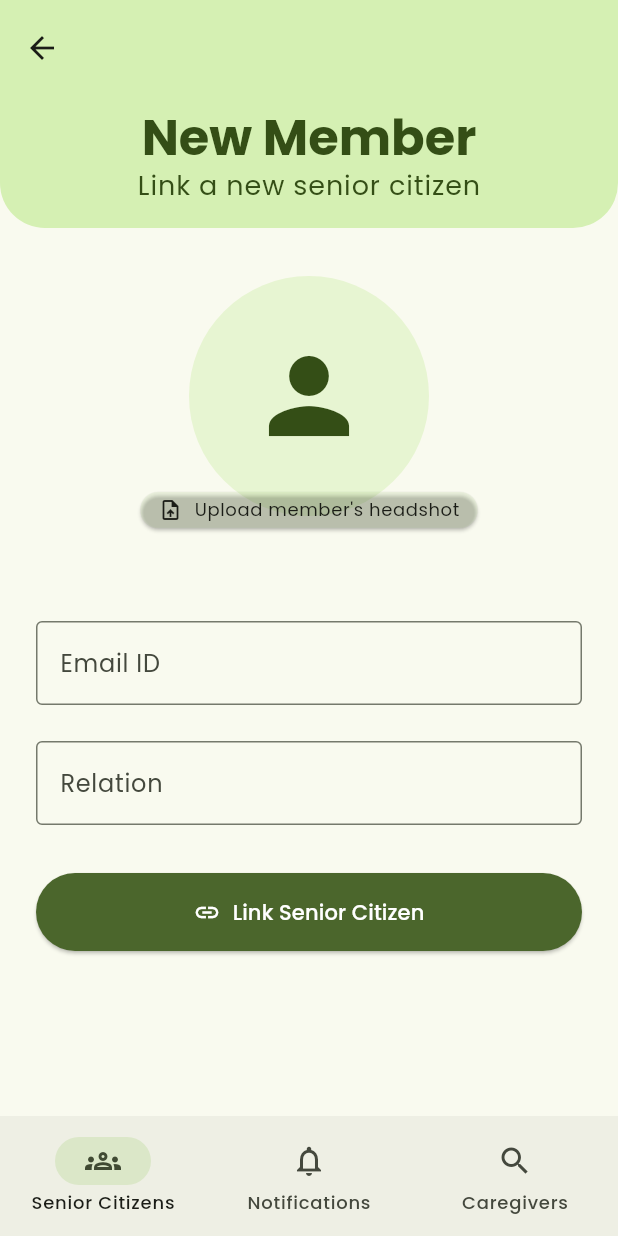
After one commit to madhavanrmiitm/second-innings-app, a Flutter app: the LinkNewSeniorCitizenPage screen opened directly, on a phone screen of 412 x 824 dp. The commit adds this screen. Run offline on Flutter 3.47's test engine with Material 3 defaults, Android fonts, the phone set to English and light mode, and no system bars; drawn by our look-alikes of dynamic_color; our stand-ins replace google_fonts.

Commit message:
Added some new pages

```diff
--- /dev/null
+++ b/second_innings/lib/dashboard/family/views/link_new_senior_citizen_view.dart
@@ -0,0 +1,370 @@
+// import 'package:flutter/material.dart';
+// import 'package:second_innings/dashboard/family/family_home.dart';
+// import 'package:second_innings/dashboard/family/views/caregivers_view.dart';
+// import 'package:second_innings/dashboard/family/views/notifications_view.dart';
+// import 'package:second_innings/dashboard/family/views/senior_citizens_view.dart';
+
+// class LinkNewSeniorCitizenPage extends StatefulWidget {
+//   const LinkNewSeniorCitizenPage({super.key});
+
+//   @override
+//   State<LinkNewSeniorCitizenPage> createState() => _LinkNewSeniorCitizenPageState();
+// }
+
+// class _LinkNewSeniorCitizenPageState extends State<LinkNewSeniorCitizenPage> {
+//   final _formKey = GlobalKey<FormState>();
+//   final TextEditingController _emailController = TextEditingController();
+//   final TextEditingController _relationController = TextEditingController();
+
+//   int _selectedIndex = 0;
+
+//   void _onItemTapped(int index) {
+//     Navigator.pushReplacement(
+//       context,
+//       MaterialPageRoute(builder: (context) => const FamilyHomePage()),
+//     );
+//   }
+
+//   @override
+//   Widget build(BuildContext context) {
+//     final colorScheme = Theme.of(context).colorScheme;
+//     final textTheme = Theme.of(context).textTheme;
+
+//     return Scaffold(
+//       body: CustomScrollView(
+//         slivers: [
+//           SliverAppBar.large(
+//             pinned: true,
+//             floating: true,
+//             backgroundColor: colorScheme.primaryContainer.withAlpha(204),
+//             shape: const RoundedRectangleBorder(
+//               borderRadius: BorderRadius.vertical(bottom: Radius.circular(30)),
+//             ),
+//             leading: IconButton(
+//               icon: const Icon(Icons.arrow_back),
+//               onPressed: () => Navigator.pop(context),
+//             ),
+//             flexibleSpace: FlexibleSpaceBar(
+//               centerTitle: true,
+//               titlePadding: const EdgeInsets.only(bottom: 16),
+//               title: Column(
+//                 mainAxisSize: MainAxisSize.min,
+//                 children: [
+//                   Text(
+//                     'New Member',
+//                     style: textTheme.titleLarge?.copyWith(
+//                       color: colorScheme.onPrimaryContainer,
+//                       fontWeight: FontWeight.bold,
+//                     ),
+//                   ),
+//                   Text(
+//                     'Link a new senior citizen',
+//                     style: textTheme.bodySmall?.copyWith(
+//                       color: colorScheme.onPrimaryContainer,
+//                     ),
+//                   ),
+//                 ],
+//               ),
+//             ),
+//           ),
+//           SliverToBoxAdapter(
+//             child: Padding(
+//               padding: const EdgeInsets.symmetric(horizontal: 24, vertical: 32),
+//               child: Form(
+//                 key: _formKey,
+//                 child: Column(
+//                   crossAxisAlignment: CrossAxisAlignment.start,
+//                   children: [
+//                     Center(
+//                       child: GestureDetector(
+//                         onTap: () {
+//                           // TODO: Implement image picker logic
+//                         },
+//                         child: CircleAvatar(
+//                           radius: 40,
+//                           backgroundColor: colorScheme.primaryContainer.withAlpha(100),
+//                           child: const Icon(Icons.person, size: 40),
+//                         ),
+//                       ),
+//                     ),
+//                     const SizedBox(height: 32),
+//                     TextFormField(
+//                       controller: _emailController,
+//                       decoration: const InputDecoration(
+//                         labelText: 'Email ID',
+//                         border: OutlineInputBorder(),
+//                       ),
+//                       validator: (value) {
+//                         if (value == null || value.isEmpty) {
+//                           return 'Please enter an email';
+//                         }
+//                         return null;
+//                       },
+//                     ),
+//                     const SizedBox(height: 24),
+//                     TextFormField(
+//                       controller: _relationController,
+//                       decoration: const InputDecoration(
+//                         labelText: 'Relation',
+//                         border: OutlineInputBorder(),
+//                       ),
+//                       validator: (value) {
+//                         if (value == null || value.isEmpty) {
+//                           return 'Please enter relation';
+//                         }
+//                         return null;
+//                       },
+//                     ),
+//                     const SizedBox(height: 32),
+//                     SizedBox(
+//                       width: double.infinity,
+//                       child: ElevatedButton.icon(
+//                         style: ElevatedButton.styleFrom(
+//                           backgroundColor: colorScheme.primary,
+//                           foregroundColor: colorScheme.onPrimary,
+//                           padding: const EdgeInsets.symmetric(vertical: 16),
+//                         ),
+//                         icon: const Icon(Icons.link),
+//                         label: const Text('Link Senior Citizen'),
+//                         onPressed: () {
+//                           if (_formKey.currentState?.validate() ?? false) {
+//                             ScaffoldMessenger.of(context).showSnackBar(
+//                               const SnackBar(content: Text('Senior citizen linked!')),
+//                             );
+//                             Navigator.pop(context);
+//                           }
+//                         },
+//                       ),
+//                     ),
+//                   ],
+//                 ),
+//               ),
+//             ),
+//           ),
+//         ],
+//       ),
+//       bottomNavigationBar: NavigationBar(
+//         selectedIndex: _selectedIndex,
+//         onDestinationSelected: _onItemTapped,
+//         destinations: const [
+//           NavigationDestination(
+//             icon: Icon(Icons.groups_outlined),
+//             label: 'Senior Citizens',
+//           ),
+//           NavigationDestination(
+//             icon: Icon(Icons.notifications_outlined),
+//             label: 'Notifications',
+//           ),
+//           NavigationDestination(
+//             icon: Icon(Icons.search),
+//             label: 'Caregivers',
+//           ),
+//         ],
+//       ),
+//     );
+//   }
+
+//   @override
+//   void dispose() {
+//     _emailController.dispose();
+//     _relationController.dispose();
+//     super.dispose();
+//   }
+// }
+
+
+
+import 'package:flutter/material.dart';
+import 'package:second_innings/dashboard/family/family_home.dart';
+
+class LinkNewSeniorCitizenPage extends StatefulWidget {
+  final int selectedIndex;
+  const LinkNewSeniorCitizenPage({super.key, this.selectedIndex = 0});
+
+  @override
+  State<LinkNewSeniorCitizenPage> createState() => _LinkNewSeniorCitizenPageState();
+}
+
+class _LinkNewSeniorCitizenPageState extends State<LinkNewSeniorCitizenPage> {
+  final _formKey = GlobalKey<FormState>();
+  final TextEditingController _emailController = TextEditingController();
+  final TextEditingController _relationController = TextEditingController();
+
+  @override
+  Widget build(BuildContext context) {
+    final colorScheme = Theme.of(context).colorScheme;
+    final textTheme = Theme.of(context).textTheme;
+
+    return Scaffold(
+      body: CustomScrollView(
+        slivers: [
+          SliverAppBar.large(
+            pinned: true,
+            floating: true,
+            backgroundColor: colorScheme.primaryContainer.withAlpha(204),
+            shape: const RoundedRectangleBorder(
+              borderRadius: BorderRadius.vertical(bottom: Radius.circular(30)),
+            ),
+            leading: IconButton(
+              icon: const Icon(Icons.arrow_back),
+              onPressed: () => Navigator.pop(context),
+            ),
+            flexibleSpace: FlexibleSpaceBar(
+              centerTitle: true,
+              titlePadding: const EdgeInsets.only(bottom: 16),
+              title: Column(
+                mainAxisSize: MainAxisSize.min,
+                children: [
+                  Text(
+                    'New Member',
+                    style: textTheme.titleLarge?.copyWith(
+                      color: colorScheme.onPrimaryContainer,
+                      fontWeight: FontWeight.bold,
+                    ),
+                  ),
+                  Text(
+                    'Link a new senior citizen',
+                    style: textTheme.bodySmall?.copyWith(
+                      color: colorScheme.onPrimaryContainer,
+                    ),
+                  ),
+                ],
+              ),
+            ),
+          ),
+          SliverToBoxAdapter(
+            child: Padding(
+              padding: const EdgeInsets.symmetric(horizontal: 24, vertical: 32),
+              child: Form(
+                key: _formKey,
+                child: Column(
+                  crossAxisAlignment: CrossAxisAlignment.start,
+                  children: [
+                    Center(
+                      child: Stack(
+                        clipBehavior: Clip.none,
+                        alignment: Alignment.center,
+                        children: [
+                          CircleAvatar(
+                            radius: 80,
+                            backgroundColor: colorScheme.primaryContainer.withAlpha(100),
+                            child: const Icon(Icons.person, size: 80),
+                          ),
+                          Positioned(
+                            bottom: -20,
+                            child: ElevatedButton.icon(
+                              onPressed: () {
+                                // TODO: Implement image picker logic
+                              },
+                              icon: const Icon(Icons.upload_file, size: 16),
+                              label: const Text("Upload member's headshot"),
+                              style: ElevatedButton.styleFrom(
+                                backgroundColor: colorScheme.primaryContainer.withAlpha(40),
+                                foregroundColor: colorScheme.onSurface,
+                                textStyle: textTheme.bodySmall,
+                                elevation: 1,
+                                padding: const EdgeInsets.symmetric(horizontal: 12, vertical: 4),
+                                minimumSize: const Size(0, 24),
+                                shape: RoundedRectangleBorder(borderRadius: BorderRadius.circular(20)),
+                              ),
+                            ),
+                          ),
+                        ],
+                      ),
+                    ),
+                    const SizedBox(height: 70),
+                    TextFormField(
+                      controller: _emailController,
+                      decoration: const InputDecoration(
+                        labelText: 'Email ID',
+                        border: OutlineInputBorder(),
+                      ),
+                      validator: (value) {
+                        if (value == null || value.isEmpty) {
+                          return 'Please enter an email';
+                        }
+                        return null;
+                      },
+                    ),
+                    const SizedBox(height: 24),
+                    TextFormField(
+                      controller: _relationController,
+                      decoration: const InputDecoration(
+                        labelText: 'Relation',
+                        border: OutlineInputBorder(),
+                      ),
+                      validator: (value) {
+                        if (value == null || value.isEmpty) {
+                          return 'Please enter relation';
+                        }
+                        return null;
+                      },
+                    ),
+                    const SizedBox(height: 32),
+                    SizedBox(
+                      width: double.infinity,
+                      child: ElevatedButton.icon(
+                        style: ElevatedButton.styleFrom(
+                          backgroundColor: Theme.of(context).floatingActionButtonTheme.backgroundColor ?? colorScheme.primary,
+                          foregroundColor: colorScheme.onPrimary,
+                          padding: const EdgeInsets.symmetric(vertical: 16),
+                        ),
+                        icon: const Icon(Icons.link),
+                        label: const Text('Link Senior Citizen'),
+                        onPressed: () {
+                          if (_formKey.currentState?.validate() ?? false) {
+                            ScaffoldMessenger.of(context).showSnackBar(
+                              const SnackBar(content: Text('Senior citizen linked!')),
+                            );
+                            Navigator.pushReplacement(
+                              context,
+                              MaterialPageRoute(
+                                builder: (context) => const FamilyHomePage(),
+                              ),
+                            );
+                          }
+                        },
+                      ),
+                    ),
+                  ],
+                ),
+              ),
+            ),
+          ),
+        ],
+      ),
+      bottomNavigationBar: NavigationBar(
+        selectedIndex: widget.selectedIndex,
+        onDestinationSelected: (int index) {
+          Navigator.pushReplacement(
+            context,
+            MaterialPageRoute(
+              builder: (context) => const FamilyHomePage(),
+            ),
+          );
+        },
+        destinations: const [
+          NavigationDestination(
+            icon: Icon(Icons.groups_outlined),
+            label: 'Senior Citizens',
+          ),
+          NavigationDestination(
+            icon: Icon(Icons.notifications_outlined),
+            label: 'Notifications',
+          ),
+          NavigationDestination(
+            icon: Icon(Icons.search),
+            label: 'Caregivers',
+          ),
+        ],
+      ),
+    );
+  }
+
+  @override
+  void dispose() {
+    _emailController.dispose();
+    _relationController.dispose();
+    super.dispose();
+  }
+}
```
Also changed, not shown: second_innings/lib/dashboard/family/family_home.dart (+108 -18 lines), second_innings/lib/dashboard/family/views/senior_citizen_details_view.dart (added, +196 -0 lines), 2 other files.
